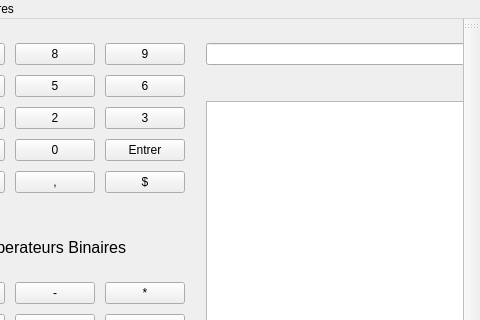
Above: Calculatrice/mainwindow.ui from JMTozzini/LO21Projet before the change; both pictures show x 102 to 582 and y 0 to 320 of the 582 by 760 pixel window. Below: the same form after it.
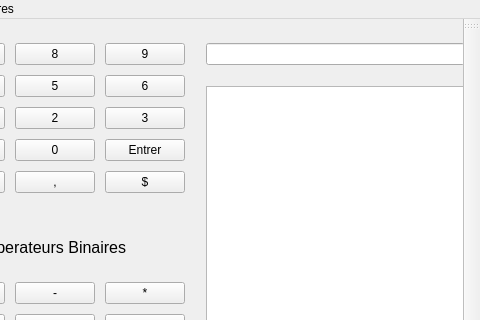
That is the form after the change.

The edit to the form file:
```diff
--- a/Calculatrice/mainwindow.ui
+++ b/Calculatrice/mainwindow.ui
@@ -548,7 +548,7 @@
          <property name="sizeHint" stdset="0">
           <size>
            <width>20</width>
-           <height>30</height>
+           <height>15</height>
           </size>
          </property>
         </spacer>
```
